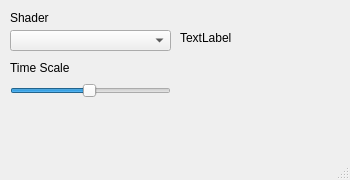
Old version of the form main.ui in the repository elizabwth/win-shader-wallpaper.
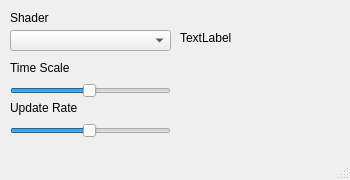
New version of the form.

Commit message: added update rate user tuning

Diff of the .ui file:
```diff
--- a/main.ui
+++ b/main.ui
@@ -110,6 +110,66 @@
      <string>TextLabel</string>
     </property>
    </widget>
+   <widget class="QLabel" name="label_3">
+    <property name="geometry">
+     <rect>
+      <x>10</x>
+      <y>100</y>
+      <width>91</width>
+      <height>16</height>
+     </rect>
+    </property>
+    <property name="text">
+     <string>Update Rate</string>
+    </property>
+   </widget>
+   <widget class="QSlider" name="updateRateSlider">
+    <property name="geometry">
+     <rect>
+      <x>10</x>
+      <y>120</y>
+      <width>161</width>
+      <height>22</height>
+     </rect>
+    </property>
+    <property name="minimum">
+     <number>1</number>
+    </property>
+    <property name="maximum">
+     <number>120</number>
+    </property>
+    <property name="singleStep">
+     <number>1</number>
+    </property>
+    <property name="pageStep">
+     <number>10</number>
+    </property>
+    <property name="value">
+     <number>60</number>
+    </property>
+    <property name="orientation">
+     <enum>Qt::Horizontal</enum>
+    </property>
+    <property name="invertedAppearance">
+     <bool>false</bool>
+    </property>
+    <property name="tickInterval">
+     <number>0</number>
+    </property>
+   </widget>
+   <widget class="QLabel" name="updateRateLabel">
+    <property name="geometry">
+     <rect>
+      <x>180</x>
+      <y>120</y>
+      <width>81</width>
+      <height>16</height>
+     </rect>
+    </property>
+    <property name="text">
+     <string/>
+    </property>
+   </widget>
   </widget>
   <widget class="QStatusBar" name="statusbar"/>
  </widget>
```
Left out of the diff: 16 changed lines with no effect on the pictures. The commit also changes 2 other files.
